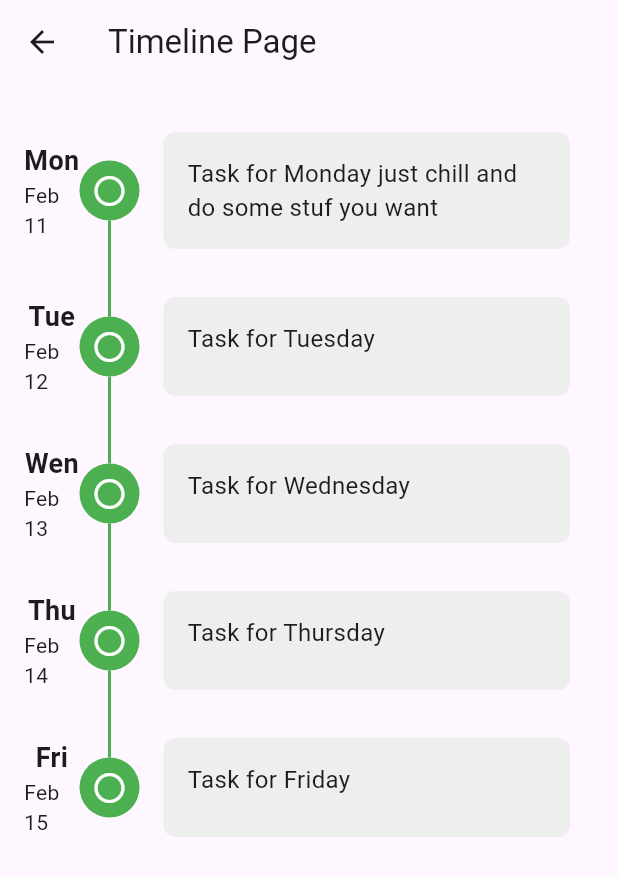
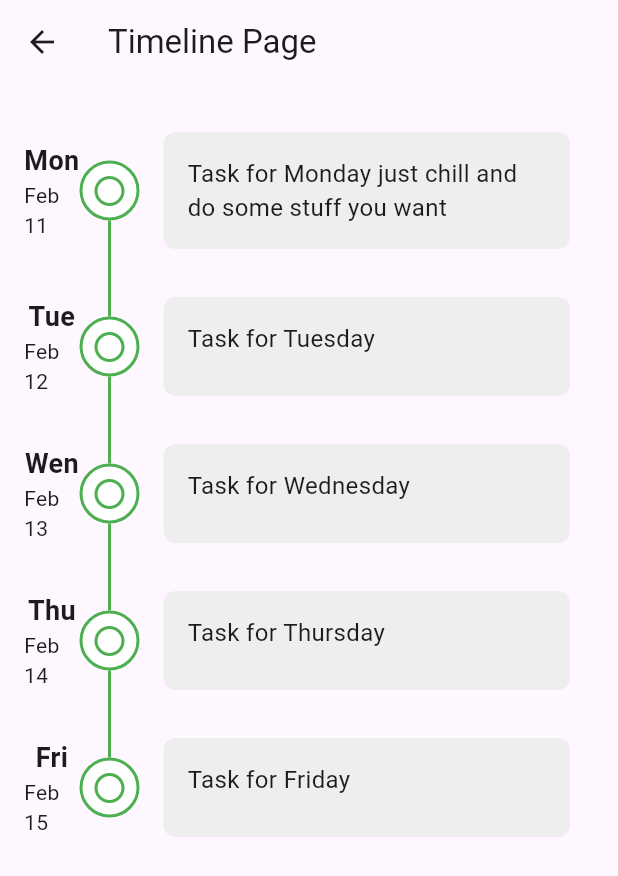
Before and after one commit to abeelgetahun/To-Do-app-wz-Flutter-, a Flutter app: the Home screen opened directly, on a phone screen of 412 x 824 dp. Shown: the top 876 px of the screen. Run offline on Flutter 3.47's test engine with Material 3 defaults, Android fonts, the phone set to English and light mode, and no system bars; drawn by our look-alikes of timeline_tile.

Commit message:
time line color update

```diff
--- a/lib/screens/home.dart
+++ b/lib/screens/home.dart
@@ -25,7 +25,10 @@ class Home extends StatefulWidget {
 class _HomeState extends State<Home> {
   // Create a list of tasks
   final List<Task> _tasks = [
-    Task(day: 'Mon', date: 'Feb 11', description: 'Task for Monday just chill and do some stuf you want '),
+    Task(
+        day: 'Mon',
+        date: 'Feb 11',
+        description: 'Task for Monday just chill and do some stuff you want'),
     Task(day: 'Tue', date: 'Feb 12', description: 'Task for Tuesday'),
     Task(day: 'Wen', date: 'Feb 13', description: 'Task for Wednesday'),
     Task(day: 'Thu', date: 'Feb 14', description: 'Task for Thursday'),
@@ -56,14 +59,17 @@ class _HomeState extends State<Home> {
                   });
                 },
                 child: Container(
-                  decoration: const BoxDecoration(
+                  decoration: BoxDecoration(
                     shape: BoxShape.circle,
-                    color: Colors.green,
+                    color: task.isCompleted ? Colors.green : Colors.white,
+                    border: task.isCompleted
+                        ? null
+                        : Border.all(color: Colors.green, width: 2),
                   ),
                   child: Center(
                     child: task.isCompleted
                         ? const Icon(Icons.done, color: Colors.white)
-                        : const Icon(Icons.radio_button_unchecked, color: Colors.white),
+                        : const Icon(Icons.radio_button_unchecked, color: Colors.green),
                   ),
                 ),
               ),
```
